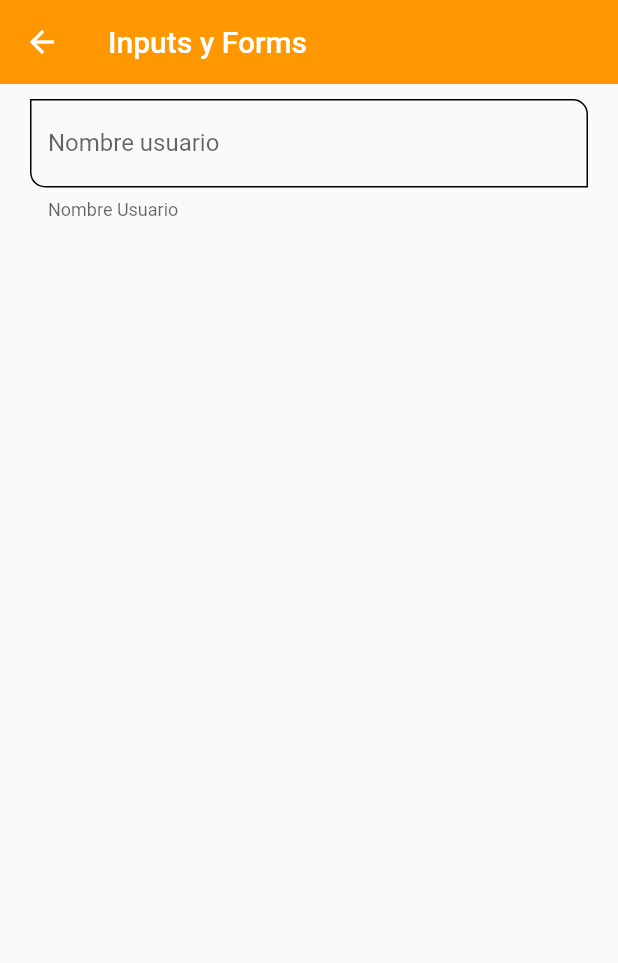
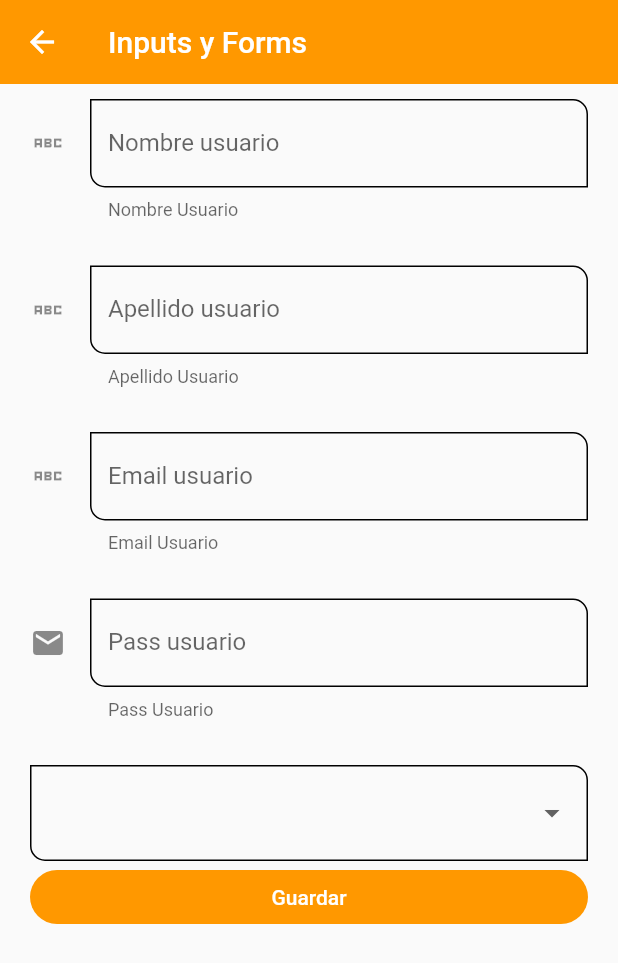
Before and after one commit to conedie/flutter_components, a Flutter app: the InputsScreen screen opened by its route, on a phone screen of 412 x 824 dp. Shown: the top 963 px of the screen. Run offline on Flutter 3.47's test engine with Material 2 defaults, Android fonts, the phone set to English and light mode, and no system bars.

```diff
--- a/lib/router/app_routes.dart
+++ b/lib/router/app_routes.dart
@@ -7,12 +7,6 @@ class AppRoutes {
   static const initialRoute = 'home';
 
   static final menuOptions = <MenuOption>[
-    //TODO: borrar home
-    // MenuOption(
-    //     route: 'home',
-    //     icon: Icons.home_max,
-    //     name: 'Home Screen',
-    //     screen: const HomeScreen()),
     MenuOption(
         route: 'listview1',
         icon: Icons.list_alt,
@@ -48,6 +42,16 @@ class AppRoutes {
         icon: Icons.format_align_center_sharp,
         name: 'Inputs',
         screen: const InputsScreen()),
+    MenuOption(
+        route: 'slider',
+        icon: Icons.slideshow,
+        name: 'Slider',
+        screen: const SliderScreen()),
+    MenuOption(
+        route: 'listview',
+        icon: Icons.list_alt,
+        name: 'Listview',
+        screen: const ListviewBuilderScreen()),
   ];
 
   static Map<String, Widget Function(BuildContext)> getAppRoutes() {
--- a/lib/screens/inputs_screen.dart
+++ b/lib/screens/inputs_screen.dart
@@ -7,6 +7,15 @@ class InputsScreen extends StatelessWidget {
 
   @override
   Widget build(BuildContext context) {
+    final GlobalKey<FormState> myFormKey = GlobalKey<FormState>();
+
+    final Map<String, String> formValues = {
+      'first_name': 'Diego',
+      'last_name': 'Beltrán',
+      'email': 'conedie@gmail.com',
+      'pass': '1234',
+      'role': '1234',
+    };
     return Scaffold(
       appBar: AppBar(
         title: const Text('Inputs y Forms'),
@@ -14,14 +23,81 @@ class InputsScreen extends StatelessWidget {
       body: SingleChildScrollView(
         child: Padding(
           padding: const EdgeInsets.symmetric(horizontal: 20, vertical: 10),
+          child: Form(
+            key: myFormKey,
             child: Column(
-            children: const [
+              children: [
                 CustomInputField(
                   helperText: 'Nombre Usuario',
                   labelText: 'Nombre usuario',
                   hintText: 'usuario',
+                  icon: Icons.abc_sharp,
+                  keyboardType: TextInputType.text,
+                  formValues: formValues,
+                  formProperty: 'first_name',
                 ),
+                const SizedBox(height: 30),
+                CustomInputField(
+                    helperText: 'Apellido Usuario',
+                    labelText: 'Apellido usuario',
+                    hintText: 'usuario',
+                    icon: Icons.abc_sharp,
+                    keyboardType: TextInputType.text,
+                    formValues: formValues,
+                    formProperty: 'last_name'),
+                const SizedBox(height: 30),
+                CustomInputField(
+                    helperText: 'Email Usuario',
+                    labelText: 'Email usuario',
+                    hintText: 'usuario',
+                    icon: Icons.abc_sharp,
+                    keyboardType: TextInputType.emailAddress,
+                    formValues: formValues,
+                    formProperty: 'email'),
+                const SizedBox(height: 30),
+                CustomInputField(
+                    helperText: 'Pass Usuario',
+                    labelText: 'Pass usuario',
+                    hintText: 'usuario',
+                    icon: Icons.email,
+                    keyboardType: TextInputType.emailAddress,
+                    obscureText: true,
+                    formValues: formValues,
+                    formProperty: 'pass'),
+                const SizedBox(height: 30),
+                DropdownButtonFormField(
+                  items: const [
+                    DropdownMenuItem(value: 'admin', child: Text('admin')),
+                    DropdownMenuItem(
+                        value: 'superuser', child: Text('superuser')),
+                    DropdownMenuItem(
+                        value: 'developer', child: Text('developer')),
+                    DropdownMenuItem(
+                        value: 'jrdeveloper', child: Text('jrdeveloper')),
                   ],
+                  onChanged: (value) {
+                    formValues['role'] = value ?? 'Admin';
+                  },
+                ),
+                ElevatedButton(
+                  onPressed: () {
+                    FocusScope.of(context).requestFocus(FocusNode());
+
+                    if (!myFormKey.currentState!.validate()) {
+                      print('formulario no valido');
+                      return;
+                    }
+
+                    print(formValues);
+                  },
+                  child: const SizedBox(
+                    child: Center(
+                      child: Text('Guardar'),
+                    ),
+                  ),
+                )
+              ],
+            ),
           ),
         ),
       ),
--- a/lib/screens/screens.dart
+++ b/lib/screens/screens.dart
@@ -4,6 +4,8 @@ export 'package:flutter_components/screens/avatar_screen.dart';
 export 'package:flutter_components/screens/card_screen.dart';
 export 'package:flutter_components/screens/home_screen.dart';
 export 'package:flutter_components/screens/inputs_screen.dart';
+export 'package:flutter_components/screens/inputs_screen.dart';
+export 'package:flutter_components/screens/listview_builder_screen.dart';
 export 'package:flutter_components/screens/listview1_screen.dart';
 export 'package:flutter_components/screens/listview2_screen.dart';
-import 'package:flutter_components/screens/inputs_screen.dart';
+export 'package:flutter_components/screens/slider_screen.dart';
--- a/lib/widgets/custom_input_field.dart
+++ b/lib/widgets/custom_input_field.dart
@@ -7,6 +7,11 @@ class CustomInputField extends StatelessWidget {
   final String? counterText;
   final IconData? icon;
   final IconData? suffixIcon;
+  final TextInputType? keyboardType;
+  final bool obscureText;
+
+  final String formProperty;
+  final Map<String, String> formValues;
 
   const CustomInputField({
     Key? key,
@@ -16,16 +21,22 @@ class CustomInputField extends StatelessWidget {
     this.counterText,
     this.icon,
     this.suffixIcon,
+    this.keyboardType,
+    this.obscureText = false,
+    required this.formProperty,
+    required this.formValues,
   }) : super(key: key);
 
   @override
   Widget build(BuildContext context) {
     return TextFormField(
+      keyboardType: keyboardType,
+      obscureText: obscureText,
       autofocus: false,
       initialValue: '',
       textCapitalization: TextCapitalization.words,
       onChanged: (value) {
-        print('value: $value');
+        formValues[formProperty] = value;
       },
       validator: (value) {
         if (value == null) return 'Este campo es requerido';
```
Also changed, not shown: lib/screens/listview_builder_screen.dart (added, +125 -0 lines), lib/screens/slider_screen.dart (added, +83 -0 lines). Lines whose indentation alone changed are shown as unchanged.
